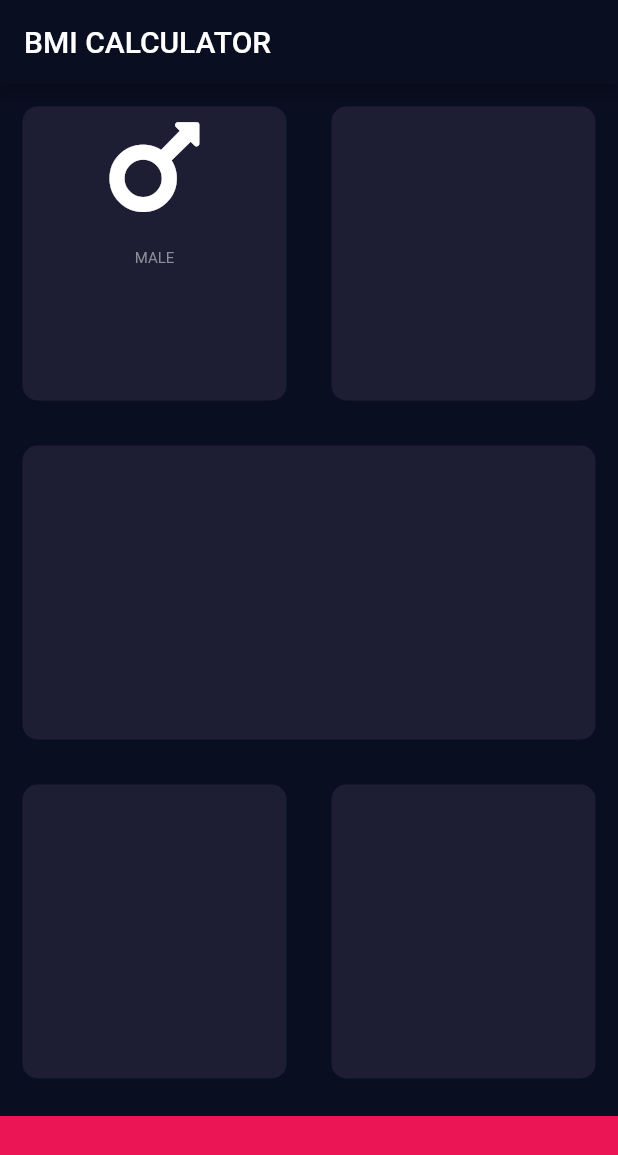
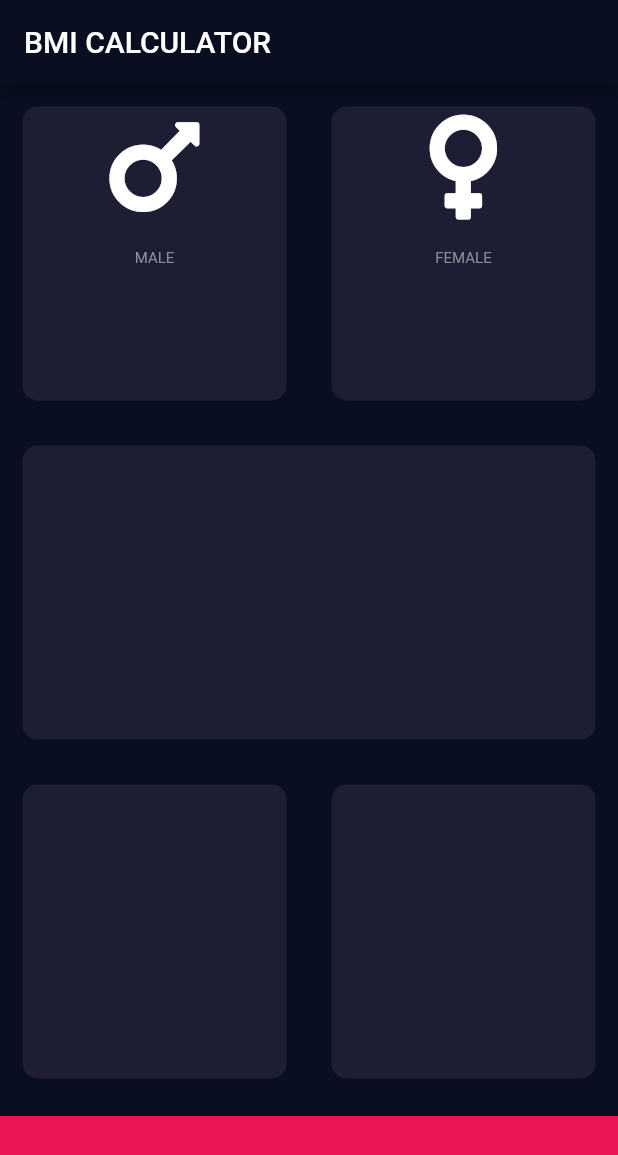
Before and after one commit to allefsousa/Flutter-IMC, a Flutter app: the screen it shows after launch, on a phone screen of 412 x 824 dp. Shown: the top 1155 px of the screen. Run offline on Flutter 3.47's test engine with Material 2 defaults, Android fonts, the phone set to English and light mode, and no system bars; our stand-ins replace font_awesome_flutter.

Commit message:
Separando componentes da view

```diff
--- /dev/null
+++ b/lib/component/icon_content.dart
@@ -0,0 +1,24 @@
+
+import 'package:flutter/material.dart';
+class IconContent extends StatelessWidget {
+  IconContent({this.icon, this.label});
+
+  final IconData icon;
+  final String label;
+
+  @override
+  Widget build(BuildContext context) {
+    return Column(
+      children: <Widget>[
+        Icon(
+          icon,
+          size: 80.0,
+        ),
+        SizedBox(
+          height: 15.0,
+        ),
+        Text(label, style: TextStyle(fontSize: 10.0, color: Color(0xFF8D8E98)))
+      ],
+    );
+  }
+}
--- /dev/null
+++ b/lib/component/reusable_card.dart
@@ -0,0 +1,18 @@
+
+import 'package:flutter/material.dart';
+class ReusableCard extends StatelessWidget {
+  ReusableCard({@required this.colour, this.cardChild});
+
+  Color colour;
+  final Widget cardChild;
+
+  @override
+  Widget build(BuildContext context) {
+    return Container(
+      child: cardChild,
+      margin: EdgeInsets.all(15.0),
+      decoration: BoxDecoration(
+          color: colour, borderRadius: BorderRadius.circular(10.0)),
+    );
+  }
+}
--- a/lib/pages/input_page.dart
+++ b/lib/pages/input_page.dart
@@ -1,4 +1,6 @@
 import 'package:flutter/material.dart';
+import 'package:fluttertheme/component/icon_content.dart';
+import 'package:fluttertheme/component/reusable_card.dart';
 import 'package:font_awesome_flutter/font_awesome_flutter.dart';
 
 const activeCardColor = Color(0xFF1D1E33);
@@ -25,23 +27,14 @@ class _InputPageState extends State<InputPage> {
                 Expanded(
                     child: ReusableCard(
                   colour: activeCardColor,
-                  cardChild: Column(
-                    children: <Widget>[
-                      Icon(
-                        FontAwesomeIcons.mars,
-                        size: 80.0,
-                      ),SizedBox(
-                        height: 15.0,
-                      ),
-                      Text("MALE", style: TextStyle(
-                        fontSize: 10.0,color: Color(0xFF8D8E98)
-                      ))
-                    ],
-                  ),
+                  cardChild:
+                      IconContent(icon: FontAwesomeIcons.mars, label: "MALE"),
                 )),
                 Expanded(
                     child: ReusableCard(
                   colour: activeCardColor,
+                  cardChild: IconContent(
+                      icon: FontAwesomeIcons.venus, label: "FEMALE"),
                 )),
               ],
             )),
@@ -72,20 +65,3 @@ class _InputPageState extends State<InputPage> {
         ));
   }
 }
-
-class ReusableCard extends StatelessWidget {
-  ReusableCard({@required this.colour, this.cardChild});
-
-  Color colour;
-  final Widget cardChild;
-
-  @override
-  Widget build(BuildContext context) {
-    return Container(
-      child: cardChild,
-      margin: EdgeInsets.all(15.0),
-      decoration: BoxDecoration(
-          color: colour, borderRadius: BorderRadius.circular(10.0)),
-    );
-  }
-}
```
